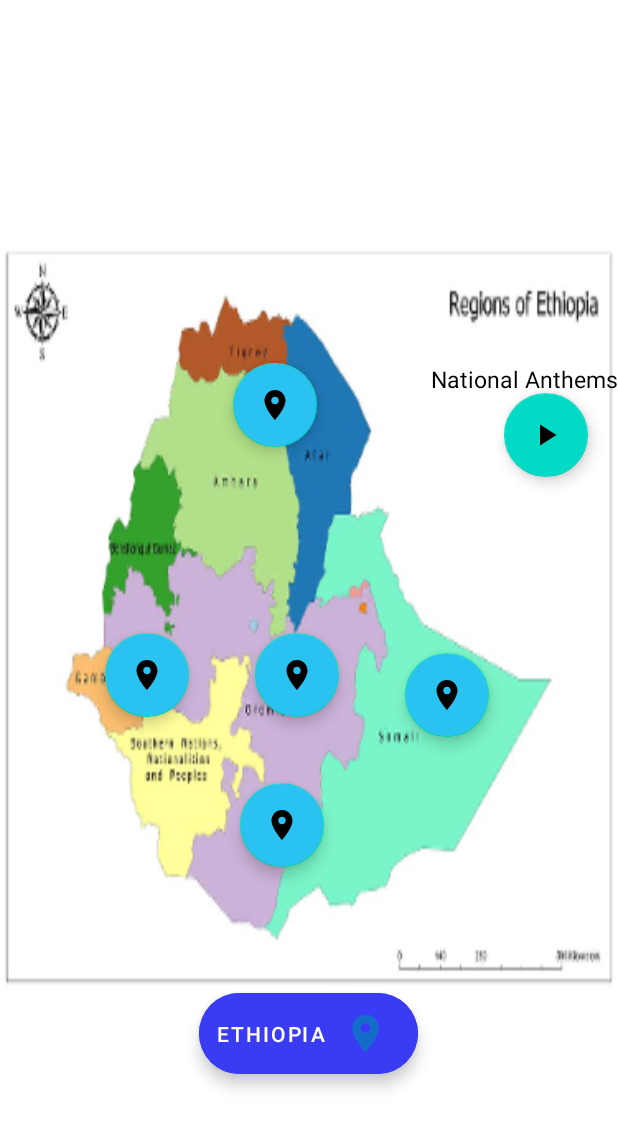
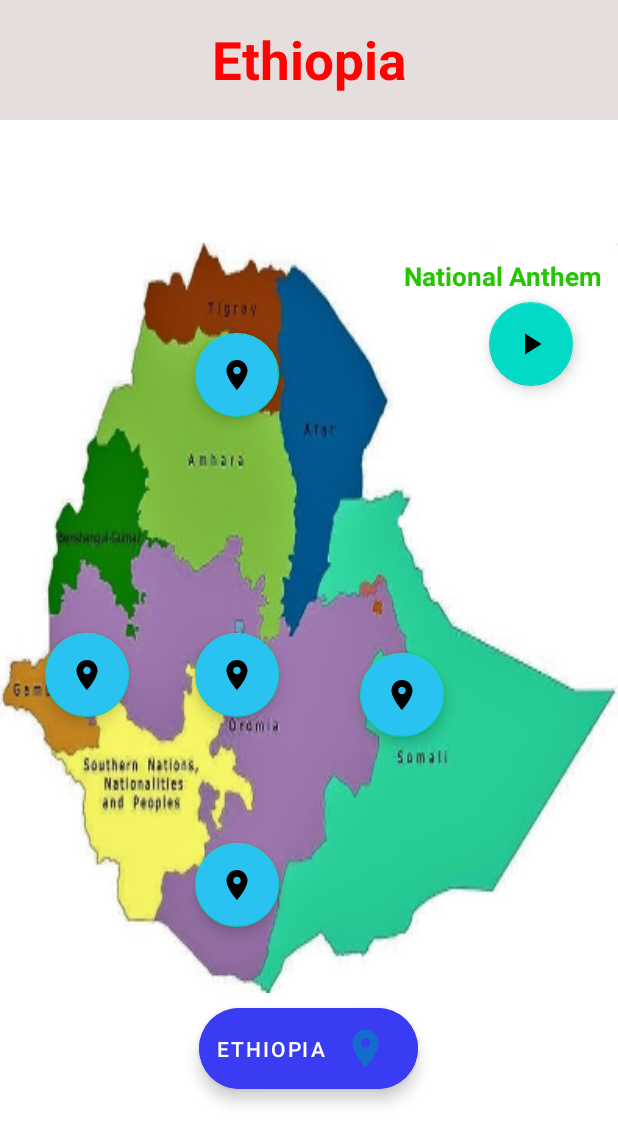
Before and after one commit to yaf8/Ethiopia-Tur, an Android app: the layout activity_main.xml on its own in the app's theme, with its tools: preview values and no code run, on a phone screen of 412 x 824 dp. Shown: the top 1143 px of the screen. Run offline under Robolectric (Android 15) with nearby library versions, the phone set to English and light mode, and no system bars.

Commit message:
update UI 1.1

```diff
--- a/app/src/main/java/com/example/ethiopiaactivity/MainActivity.java
+++ b/app/src/main/java/com/example/ethiopiaactivity/MainActivity.java
@@ -7,21 +7,25 @@ import android.os.Bundle;
 import android.view.View;
 import android.widget.Button;
 
+import com.google.android.material.floatingactionbutton.ExtendedFloatingActionButton;
+import com.google.android.material.floatingactionbutton.FloatingActionButton;
+
 public class MainActivity extends AppCompatActivity {
 
-    Button btnEast, btnSouth, btnNorth, btnWest, btnMiddle, btnEthiopia, btnSong;
+    FloatingActionButton btnEast, btnSouth, btnNorth, btnWest, btnMiddle, btnSong;
+    ExtendedFloatingActionButton btnEthiopia;
     @Override
     protected void onCreate(Bundle savedInstanceState) {
         super.onCreate(savedInstanceState);
         setContentView(R.layout.activity_main);
 
         btnEthiopia = findViewById(R.id.btnEthiopia);
-        btnEast = findViewById(R.id.btnEast);
+        btnSong = findViewById(R.id.btnSong);
         btnNorth = findViewById(R.id.btnNorth);
         btnSouth = findViewById(R.id.btnSouth);
+        btnEast = findViewById(R.id.btnEast);
+        btnWest = findViewById(R.id.btnWest);
         btnMiddle = findViewById(R.id.btnMiddle);
-        btnWest = findViewById(R.id.btnWest);
-        btnSong = findViewById(R.id.btnSong);
 
         btnEast.setVisibility(View.INVISIBLE);
         btnSouth.setVisibility(View.INVISIBLE);
--- /dev/null
+++ b/app/src/main/res/drawable/ic_pause_30.xml
@@ -0,0 +1,5 @@
+<vector android:height="30dp" android:tint="#146DCB"
+    android:viewportHeight="24" android:viewportWidth="24"
+    android:width="30dp" xmlns:android="http://schemas.android.com/apk/res/android">
+    <path android:fillColor="@android:color/white" android:pathData="M6,19h4L10,5L6,5v14zM14,5v14h4L18,5h-4z"/>
+</vector>
--- a/app/src/main/res/layout/activity_main.xml
+++ b/app/src/main/res/layout/activity_main.xml
@@ -1,10 +1,29 @@
 <?xml version="1.0" encoding="utf-8"?>
 <RelativeLayout xmlns:android="http://schemas.android.com/apk/res/android"
-    xmlns:app="http://schemas.android.com/apk/res-auto"
     xmlns:tools="http://schemas.android.com/tools"
     android:layout_width="match_parent"
     android:layout_height="match_parent"
     tools:context=".MainActivity">
+
+
+    <TextView
+        android:id="@+id/textEthiopia"
+        android:layout_width="match_parent"
+        android:layout_height="80dp"
+        android:textStyle="bold"
+        android:gravity="center"
+        android:text="Ethiopia"
+        android:background="#E6DDDD"
+        android:textColor="#FF0303"
+        android:textSize="35sp" />
+
+    <!--<ImageView
+        android:layout_width="wrap_content"
+        android:layout_height="wrap_content"
+        android:src="@mipmap/r_ethiopian_flag_1"
+        android:layout_alignParentEnd="true"
+        android:layout_marginTop="15dp"
+        android:layout_marginEnd="20dp"/>-->
 
 
     <RelativeLayout
@@ -12,15 +31,15 @@
         android:layout_width="match_parent"
         android:layout_height="500dp"
         android:layout_centerInParent="true"
-        android:background="@mipmap/ethiopia_regions">
+        android:background="@mipmap/ethiopia_regions_2">
 
 
         <com.google.android.material.floatingactionbutton.FloatingActionButton
             android:id="@+id/btnNorth"
             android:layout_width="wrap_content"
             android:layout_height="wrap_content"
-            android:layout_marginStart="155dp"
-            android:layout_marginTop="80dp"
+            android:layout_marginStart="130dp"
+            android:layout_marginTop="60dp"
             android:backgroundTint="#2AC2F1"
             android:src="@drawable/ic_location_30"
             android:textSize="11sp" />
@@ -29,8 +48,8 @@
             android:id="@+id/btnSouth"
             android:layout_width="wrap_content"
             android:layout_height="wrap_content"
-            android:layout_marginStart="160dp"
-            android:layout_marginTop="360dp"
+            android:layout_marginStart="130dp"
+            android:layout_marginTop="400dp"
             android:backgroundTint="#2AC2F1"
             android:src="@drawable/ic_location_30"
             android:textSize="11sp" />
@@ -39,7 +58,7 @@
             android:id="@+id/btnEast"
             android:layout_width="wrap_content"
             android:layout_height="wrap_content"
-            android:layout_marginStart="70dp"
+            android:layout_marginStart="30dp"
             android:layout_marginTop="260dp"
             android:backgroundTint="#2AC2F1"
             android:src="@drawable/ic_location_30"
@@ -49,7 +68,7 @@
             android:id="@+id/btnWest"
             android:layout_width="wrap_content"
             android:layout_height="wrap_content"
-            android:layout_marginStart="270dp"
+            android:layout_marginStart="240dp"
             android:layout_marginTop="273dp"
             android:backgroundTint="#2AC2F1"
             android:src="@drawable/ic_location_30"
@@ -59,29 +78,34 @@
             android:id="@+id/btnMiddle"
             android:layout_width="wrap_content"
             android:layout_height="wrap_content"
-            android:layout_marginStart="170dp"
+            android:layout_marginStart="130dp"
             android:layout_marginTop="260dp"
             android:backgroundTint="#2AC2F1"
             android:src="@drawable/ic_location_30"
             android:textSize="11sp" />
 
         <TextView
+            android:id="@+id/textNationalAnthem"
             android:layout_width="wrap_content"
             android:layout_height="wrap_content"
-            android:text="National Anthems"
-            android:textColor="@color/black"
-            android:textSize="15sp"
-            android:layout_marginTop="80dp"
-            android:layout_alignParentEnd="true"/>
+            android:layout_alignParentEnd="true"
+            android:layout_marginTop="10dp"
+            android:layout_marginEnd="10dp"
+            android:text="National Anthem"
+            android:textAlignment="center"
+            android:textColor="#25C503"
+            android:textSize="17sp"
+            android:textStyle="bold" />
 
         <com.google.android.material.floatingactionbutton.FloatingActionButton
             android:id="@+id/btnSong"
             android:layout_width="wrap_content"
             android:layout_height="wrap_content"
-            android:src="@drawable/ic_play_30"
-            android:layout_marginTop="100dp"
-            android:layout_marginEnd="20dp"
-            android:layout_alignParentEnd="true"/>
+            android:layout_below="@id/textNationalAnthem"
+            android:layout_alignParentEnd="true"
+            android:layout_marginTop="5dp"
+            android:layout_marginEnd="30dp"
+            android:src="@drawable/ic_play_30" />
 
     </RelativeLayout>
 
@@ -90,6 +114,7 @@
         android:layout_height="wrap_content"
         android:layout_below="@+id/relativeLayoutMap"
         android:layout_centerHorizontal="true"
+        android:layout_marginTop="10dp"
         android:layout_marginBottom="10dp"
         android:backgroundTint="#393CF3"
         android:id="@+id/btnEthiopia"
```
Also changed, not shown: app/src/main/res/mipmap-anydpi-v26/r_ethiopian_flag_1.png (added), app/src/main/res/mipmap-mdpi/ethiopian_flag.png (added), app/src/main/res/mipmap-xxhdpi/ethiopia_regions_2.jpg (added).
